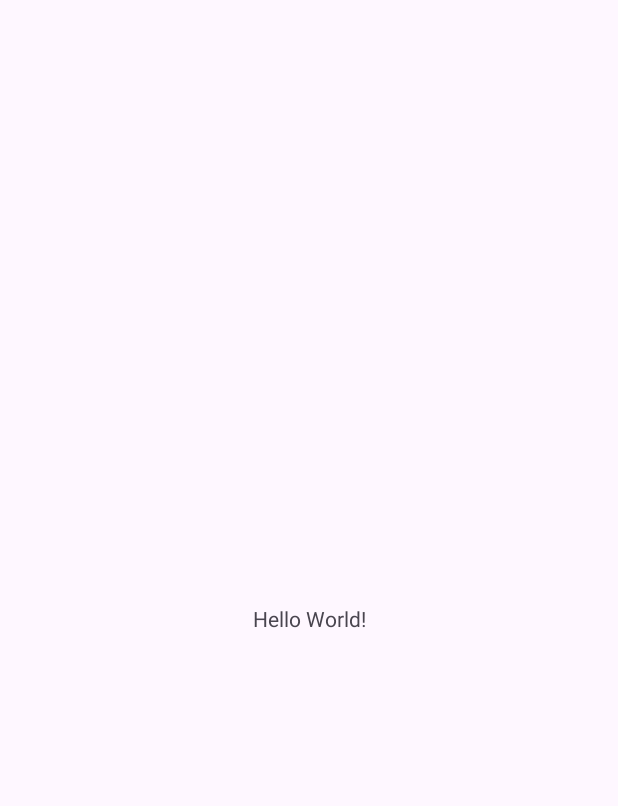
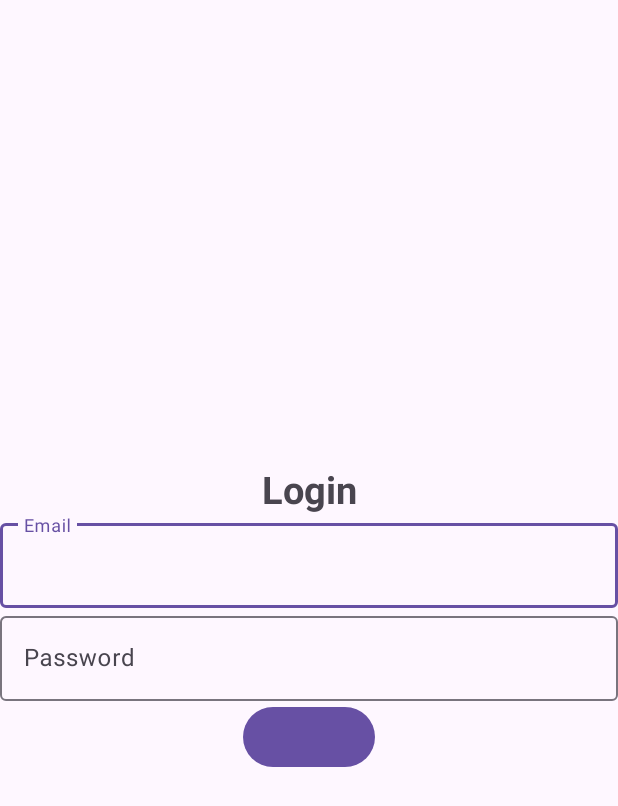
Before and after one commit to maiahg/ServiceNovigrad, an Android app: the screen it shows after launch (MainActivity before the commit, LogIn after it), on a phone screen of 412 x 824 dp. Before the commit the part shown is almost empty. Shown: the top 806 px of the screen. Run offline under Robolectric (Android 15) with nearby library versions, the phone set to English and light mode, and no system bars.

Commit message:
LogIn and Register Activity

```diff
--- /dev/null
+++ b/app/src/main/java/com/example/servicenovigrad/LogIn.java
@@ -0,0 +1,14 @@
+package com.example.servicenovigrad;
+
+import androidx.appcompat.app.AppCompatActivity;
+
+import android.os.Bundle;
+
+public class LogIn extends AppCompatActivity {
+
+    @Override
+    protected void onCreate(Bundle savedInstanceState) {
+        super.onCreate(savedInstanceState);
+        setContentView(R.layout.activity_log_in);
+    }
+}
--- /dev/null
+++ b/app/src/main/res/layout/activity_log_in.xml
@@ -0,0 +1,46 @@
+<?xml version="1.0" encoding="utf-8"?>
+<LinearLayout xmlns:android="http://schemas.android.com/apk/res/android"
+    xmlns:app="http://schemas.android.com/apk/res-auto"
+    xmlns:tools="http://schemas.android.com/tools"
+    android:layout_width="match_parent"
+    android:orientation="vertical"
+    android:gravity="center"
+    android:layout_height="match_parent"
+    tools:context=".LogIn">
+
+    <TextView
+        android:text="@string/Login"
+        android:textSize="25sp"
+        android:textStyle="bold"
+        android:gravity="center"
+        android:layout_width="match_parent"
+        android:layout_height="wrap_content"  />
+    <com.google.android.material.textfield.TextInputLayout
+        android:layout_width="match_parent"
+        android:layout_height="wrap_content" >
+
+        <com.google.android.material.textfield.TextInputEditText
+            android:id="@+id/email"
+            android:layout_width="match_parent"
+            android:layout_height="wrap_content"
+            android:hint="@string/Email"
+            android:textColorHint="#546E7A" />
+    </com.google.android.material.textfield.TextInputLayout>
+
+    <com.google.android.material.textfield.TextInputLayout
+        android:layout_width="match_parent"
+        android:layout_height="wrap_content" >
+
+        <com.google.android.material.textfield.TextInputEditText
+            android:id="@+id/password"
+            android:layout_width="match_parent"
+            android:layout_height="wrap_content"
+            android:hint="@string/Password"
+            android:textColorHint="#546E7A" />
+    </com.google.android.material.textfield.TextInputLayout>
+
+    <Button
+        android:id="@+id/LoginBtn"
+        android:layout_width="wrap_content"
+        android:layout_height="wrap_content" />
+</LinearLayout>
--- a/app/src/main/res/values/strings.xml
+++ b/app/src/main/res/values/strings.xml
@@ -1,3 +1,6 @@
 <resources>
     <string name="app_name">Service Novigrad</string>
+    <string name="Login">Login</string>
+    <string name="Email">Email</string>
+    <string name="Password">Password</string>
 </resources>
```
Also changed, not shown: app/src/main/AndroidManifest.xml (+12 -0 lines), app/src/main/java/com/example/servicenovigrad/Register.java (added, +14 -0 lines), app/src/main/res/layout/activity_register.xml (added, +9 -0 lines).
